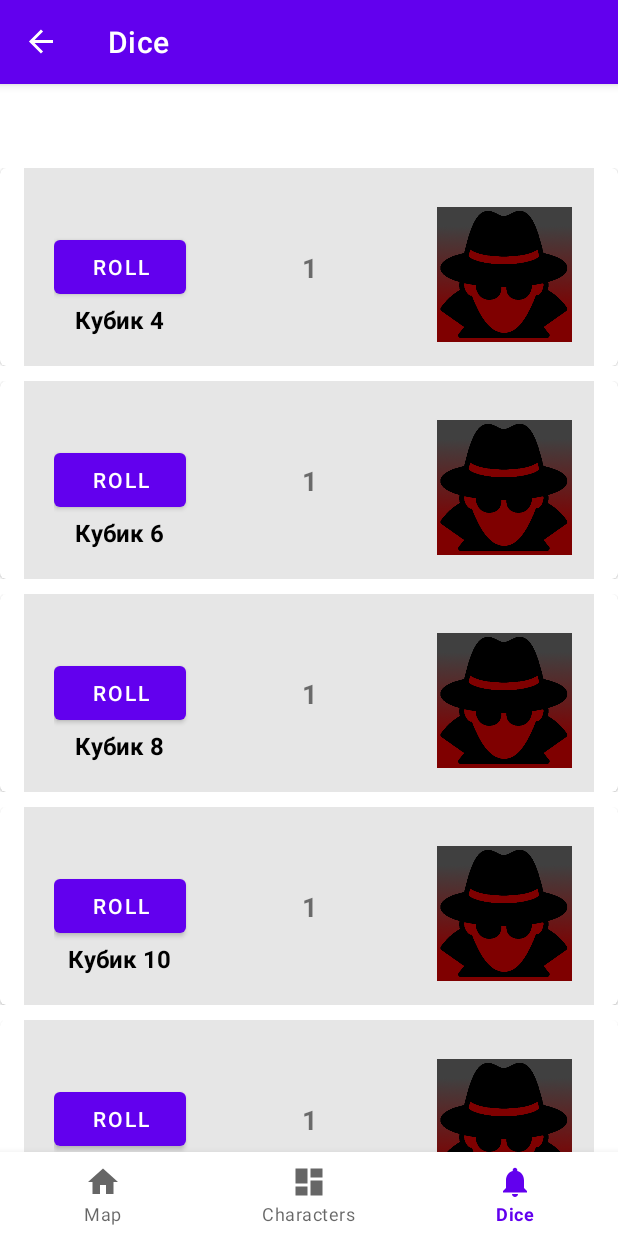
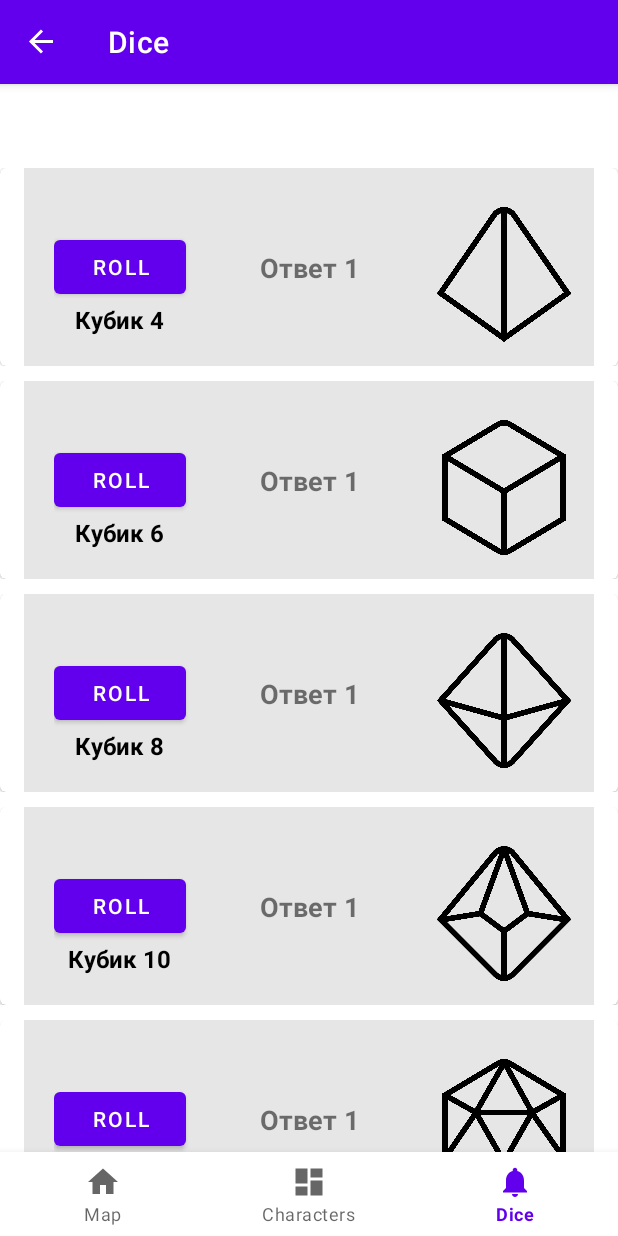
Before and after one commit to PryseOlg/Arklens, an Android app: the DieFragment screen opened through its navigation route, on a phone screen of 412 x 824 dp. Run offline under Robolectric (Android 15) with nearby library versions, the phone set to English and light mode, and no system bars; our stand-ins replace Room's generated code, navigation-ui.

Commit message:
Complete visual for list of dice

```diff
--- a/app/src/main/java/com/example/arklens/adapters/DiceAdapter.kt
+++ b/app/src/main/java/com/example/arklens/adapters/DiceAdapter.kt
@@ -1,9 +1,12 @@
 package com.example.arklens.adapters
 
+import android.content.res.Resources
+import android.content.Context
 import android.view.LayoutInflater
 import android.view.View
 import android.view.ViewGroup
 import android.widget.Button
+import android.widget.ImageView
 import android.widget.TextView
 import androidx.recyclerview.widget.RecyclerView
 import com.example.arklens.R
@@ -14,7 +17,7 @@ interface DiceClickListener {
     fun onDiceClick(position: Int)
 }
 
-class DiceAdapter(private var diceList: List<Die>, private val listener: DiceClickListener) : RecyclerView.Adapter<DiceAdapter.DiceViewHolder>() {
+class DiceAdapter(private val context: Context?, private var diceList: List<Die>, private val listener: DiceClickListener) : RecyclerView.Adapter<DiceAdapter.DiceViewHolder>() {
 
     override fun onCreateViewHolder(parent: ViewGroup, viewType: Int): DiceViewHolder {
         val view = LayoutInflater.from(parent.context).inflate(R.layout.item_dice, parent, false)
@@ -39,13 +42,22 @@ class DiceAdapter(private var diceList: List<Die>, private val listener: DiceCli
         private val diceNameTextView: TextView = itemView.findViewById(R.id.diceNameTextView)
         private val diceValueTextView: TextView = itemView.findViewById(R.id.diceValueTextView)
         private val rollButton: Button = itemView.findViewById(R.id.rollButton)
+        private val imageDie: ImageView = itemView.findViewById((R.id.image_die))
 
         fun bind(die: Die, position: Int) {
             // Установка имени кубика
             diceNameTextView.text = "Кубик ${die.max}"
             // Установка значения кубика
-            diceValueTextView.text = die.diceValue.toString()
+            diceValueTextView.text = "Ответ ${die.diceValue.toString()}"
 
+            val resources: Resources? = context?.resources
+            val packageName: String? = context?.packageName
+
+            val imageName = "d${die.max}"
+            val resourceId = resources?.getIdentifier(imageName, "drawable", packageName)
+            if (resourceId != null) {
+                imageDie.setImageResource(resourceId)
+            }
             rollButton.setOnClickListener {
                 val adapterPosition = adapterPosition
                 if (adapterPosition != RecyclerView.NO_POSITION) {
--- a/app/src/main/java/com/example/arklens/ui/die/DieFragment.kt
+++ b/app/src/main/java/com/example/arklens/ui/die/DieFragment.kt
@@ -31,7 +31,7 @@ class DieFragment : Fragment(), DiceClickListener {
 
         viewModel = ViewModelProvider(this).get(DieViewModel::class.java)
 
-        adapter = DiceAdapter(emptyList(), this)
+        adapter = DiceAdapter(context, emptyList(), this)
         binding.diceRecyclerView.adapter = adapter
         binding.diceRecyclerView.layoutManager = LinearLayoutManager(requireContext())
 
@@ -39,9 +39,6 @@ class DieFragment : Fragment(), DiceClickListener {
             adapter.updateDiceList(diceValues)
         }
 
-/*        binding.rollButton.setOnClickListener {
-            viewModel.rollDice()
-        }*/
     }
 
     override fun onDiceClick(position: Int) {
--- a/app/src/main/java/com/example/arklens/ui/die/DieViewModel.kt
+++ b/app/src/main/java/com/example/arklens/ui/die/DieViewModel.kt
@@ -25,12 +25,6 @@ class DieViewModel : ViewModel() {
         updateDiceValues()
     }
 
-    fun rollDice() {
-        for (die in diceList) {
-            die.roll()
-        }
-        updateDiceValues()
-    }
 
     fun rollDie(position: Int) {
         diceList[position].roll()
--- a/app/src/main/res/layout/item_dice.xml
+++ b/app/src/main/res/layout/item_dice.xml
@@ -72,6 +72,7 @@
 
 
             <ImageView
+                android:id="@+id/image_die"
                 android:layout_width="@dimen/image_size"
                 android:layout_height="@dimen/image_size"
                 android:maxHeight="@dimen/image_size"
```
Also changed, not shown: app/src/main/res/drawable/d10.png (added), app/src/main/res/drawable/d100.png (added), app/src/main/res/drawable/d12.png (added), app/src/main/res/drawable/d20.png (added), app/src/main/res/drawable/d3.png (added), app/src/main/res/drawable/d4.png (added), app/src/main/res/drawable/d6.png (added), app/src/main/res/drawable/d8.png (added).
